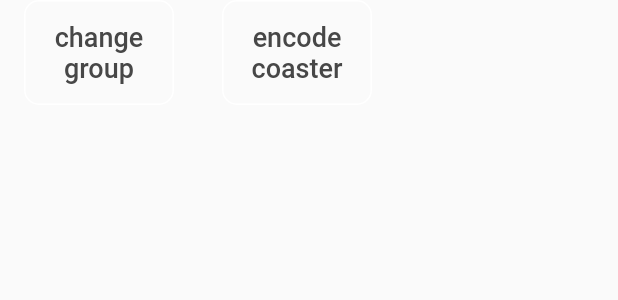
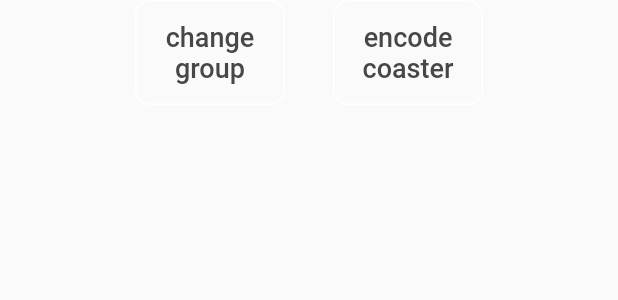
Before and after one commit to Fonz-Music/fonz_encoder, a Flutter app: the CoasterActionButtons widget shown alone on an empty page, opened directly, on a phone screen of 412 x 824 dp. Shown: the top 300 px of the screen. Run offline on Flutter 3.47's test engine with Material 2 defaults, Android fonts, the phone set to English and light mode, and no system bars; our stand-ins replace dio, firebase_auth, firebase_core, flutter_dotenv, flutter_neumorphic, flutter_secure_storage and 3 more; missing offline and left inert: dart:ffi, nfc_in_flutter; accounts and stored records are empty; Roboto replaces fonts that are missing (MuseoSans-300).

Commit message:
small ui fixes

```diff
--- a/lib/CoasterInfoPage/InfoPageComponents/ActionButtons.dart
+++ b/lib/CoasterInfoPage/InfoPageComponents/ActionButtons.dart
@@ -18,6 +18,7 @@ class _CoasterActionButtonsState extends State<CoasterActionButtons> {
     return Container(
       child: Row(
         children: [
+          Spacer(),
           MaterialButton(
 
             child: Container(
@@ -79,6 +80,7 @@ class _CoasterActionButtonsState extends State<CoasterActionButtons> {
               // widget.notifyParent();
             },
           ),
+          Spacer()
         ],
       ),
     );
--- a/lib/CoasterInfoPage/InfoPageComponents/CoasterAttributes.dart
+++ b/lib/CoasterInfoPage/InfoPageComponents/CoasterAttributes.dart
@@ -53,7 +53,7 @@ class _CoasterAttributesCompState extends State<CoasterAttributesComp> {
               style: TextStyle(
                 fontFamily: FONZFONTTWO,
                 fontSize: HEADINGFIVE,
-                color: determineColorThemeTextInverse(),
+                color: Colors.white,
               ),
               textAlign: TextAlign.left,
             ),
```
